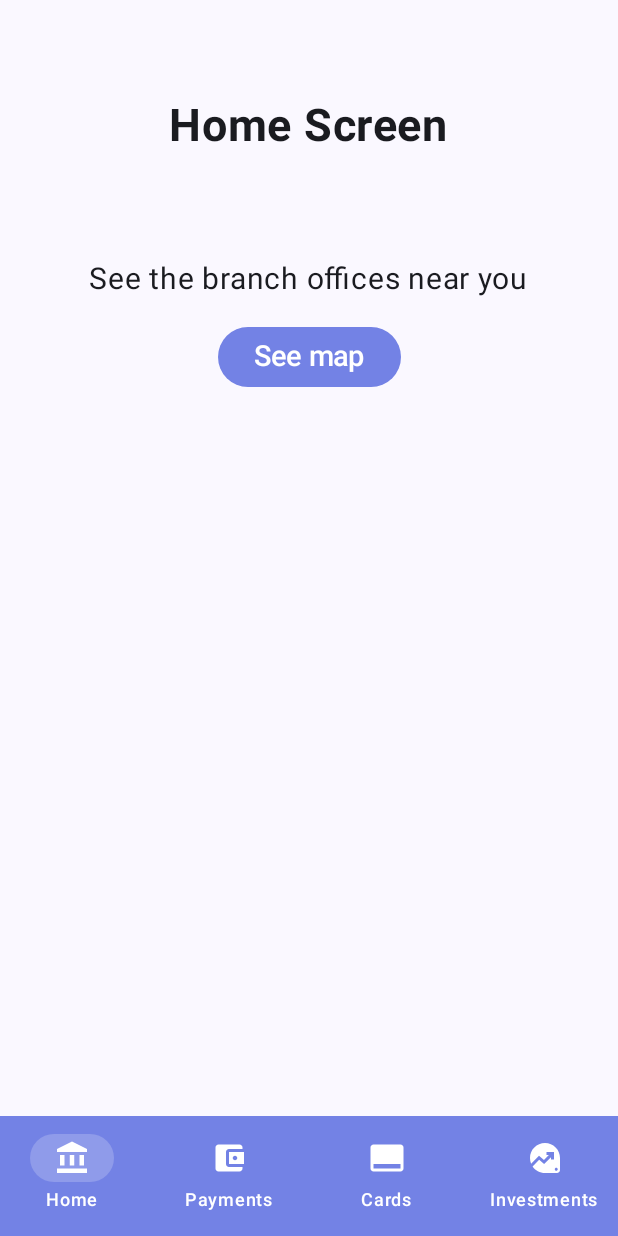
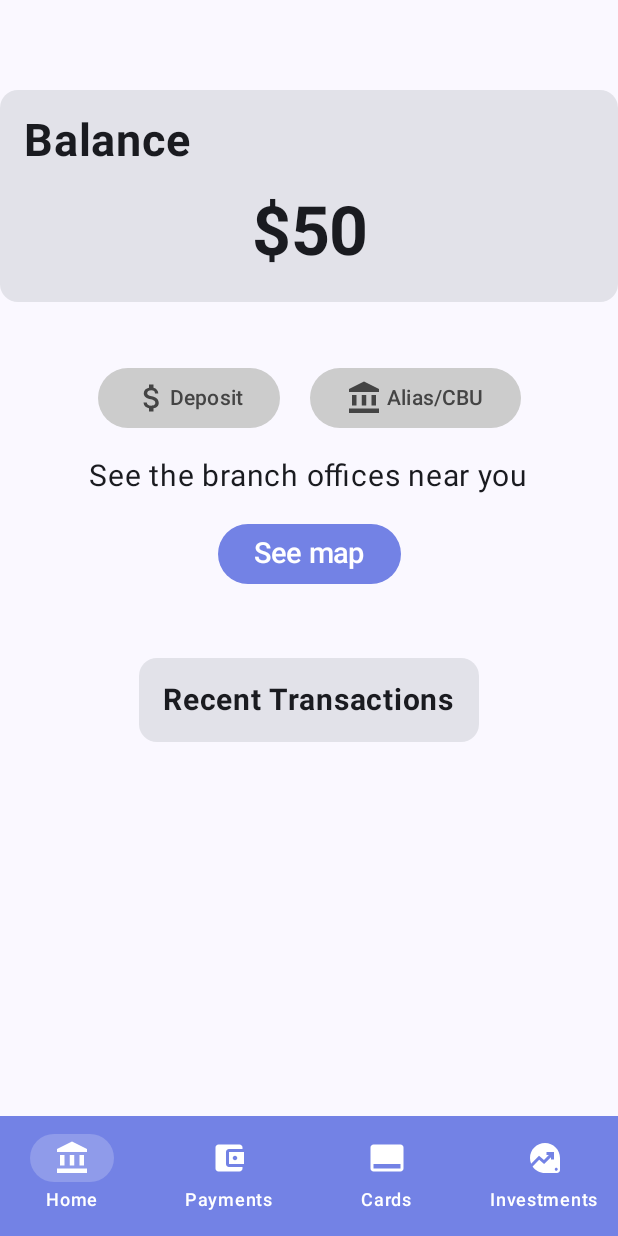
Before and after one commit to nnicokim/tp3_hci, an Android app built with Jetpack Compose: the home screen opened through its navigation route, on a phone screen of 412 x 824 dp. Run offline under Robolectric (Android 15) with nearby library versions, the phone set to English and light mode, and no system bars.

Commit message:
Home Screen in progress

```diff
--- a/app/src/main/java/pocket/pay/tp3_hci/screens/HomeScreen.kt
+++ b/app/src/main/java/pocket/pay/tp3_hci/screens/HomeScreen.kt
@@ -1,15 +1,23 @@
 package pocket.pay.tp3_hci.screens
 
+import androidx.compose.foundation.horizontalScroll
 import androidx.compose.foundation.layout.Arrangement
 import androidx.compose.foundation.layout.Column
+import androidx.compose.foundation.layout.Row
 import androidx.compose.foundation.layout.Spacer
 import androidx.compose.foundation.layout.fillMaxSize
 import androidx.compose.foundation.layout.fillMaxWidth
 import androidx.compose.foundation.layout.height
 import androidx.compose.foundation.layout.padding
+import androidx.compose.foundation.layout.size
+import androidx.compose.foundation.layout.width
 import androidx.compose.foundation.layout.wrapContentWidth
+import androidx.compose.material.icons.Icons
 import androidx.compose.material3.Button
 import androidx.compose.material3.ButtonDefaults
+import androidx.compose.material3.Card
+import androidx.compose.material3.CardDefaults
+import androidx.compose.material3.Icon
 import androidx.compose.material3.Text
 import androidx.compose.runtime.Composable
 import androidx.compose.ui.Alignment
@@ -18,9 +26,12 @@ import androidx.navigation.compose.rememberNavController
 import pocket.pay.tp3_hci.components.BottomBar
 import androidx.compose.ui.Modifier
 import androidx.compose.ui.graphics.Color
+import androidx.compose.ui.res.painterResource
+import androidx.compose.ui.text.style.TextAlign
 import androidx.compose.ui.tooling.preview.Preview
 import androidx.compose.ui.unit.dp
 import androidx.compose.ui.unit.sp
+import pocket.pay.tp3_hci.R
 import pocket.pay.tp3_hci.ui.theme.Purple
 
 @Composable
@@ -30,16 +41,77 @@ fun HomeScreen(goToMap : () -> Unit) {
         verticalArrangement = Arrangement.Top,
         horizontalAlignment = Alignment.CenterHorizontally
     ) {
-        Spacer(modifier = Modifier.height(50.dp))
 
-        Text(
-            text = "Home Screen",
-            fontSize = 30.sp,
-            fontWeight = androidx.compose.ui.text.font.FontWeight.Bold,
-            modifier = Modifier.padding(16.dp)
-        )
+        Spacer(modifier = Modifier.height(60.dp))
+
+        Card(
+            colors = CardDefaults.cardColors(
+//                containerColor = Color()
+            )
+        ) {
+            Text(
+                text = "Balance",
+                fontSize = 30.sp,
+                fontWeight = androidx.compose.ui.text.font.FontWeight.Bold,
+                modifier = Modifier.padding(16.dp)
+            )
+
+
+            Column(
+                verticalArrangement = Arrangement.Center,
+                horizontalAlignment = Alignment.CenterHorizontally
+            ){
+                Text(
+                    text = "$50",
+                    fontSize = 45.sp,
+                    fontWeight = androidx.compose.ui.text.font.FontWeight.Bold,
+                    textAlign = TextAlign.Center,
+                    modifier = Modifier.fillMaxWidth()
+                )
+
+                Spacer(
+                    modifier = Modifier.height(20.dp)
+                )
+            }
+        }
 
         Spacer(modifier = Modifier.height(40.dp))
+
+        Row {
+            Button(
+                onClick = {},
+                colors = ButtonDefaults.buttonColors(
+                    containerColor = Color.LightGray,
+                    contentColor = Color.DarkGray
+                )
+            )
+
+            {
+                Icon(
+                    painter = painterResource(id = R.drawable.dollar_sign_icon),
+                    contentDescription = "Deposit"
+                )
+                Text("Deposit")
+            }
+
+            Spacer(modifier = Modifier.width(20.dp))
+
+            Button(
+                onClick = {},
+                colors = ButtonDefaults.buttonColors(
+                    containerColor = Color.LightGray,
+                    contentColor = Color.DarkGray
+                )
+            ){
+                Icon(
+                    painter = painterResource(id = R.drawable.bank_icon),
+                    contentDescription = "Deposit"
+                )
+                Text(" Alias/CBU")
+            }
+
+        }
+
 
         Text(
             text = "See the branch offices near you",
@@ -61,9 +133,26 @@ fun HomeScreen(goToMap : () -> Unit) {
             Text(text = "See map", fontSize = 19.sp)
         }
 
+        Spacer(
+            modifier = Modifier.height(45.dp)
+        )
+
+        Card() {
+            Column(
 
 
+            ) {
+                Text(
+                    text = "Recent Transactions",
+                    fontSize = 20.sp,
+                    fontWeight = androidx.compose.ui.text.font.FontWeight.Bold,
+                    modifier = Modifier.padding(16.dp)
+
+                )
+            }
+        }
     }
+
 }
 
 @Preview(showBackground = true)
```
Also changed, not shown: app/src/main/java/pocket/pay/tp3_hci/components/CardData.kt (line endings or trailing spaces).
